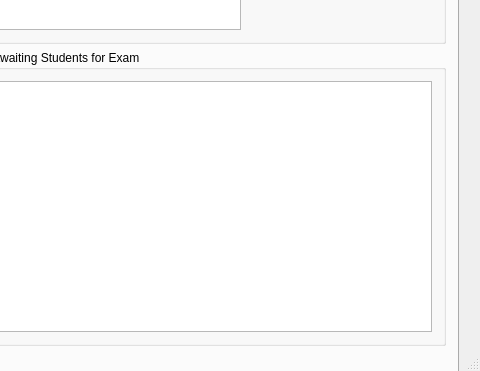
This is AIS_Login/AIS_MainWindow.ui in Holikma/Application_AIS as Qt 5 draws it before an edit; both pictures show x 544 to 1024 and y 349 to 720 of the 1024 by 720 pixel window. The edited form follows.
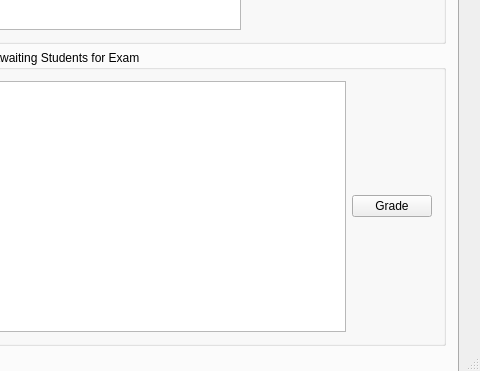
This is the edited form.

Diff of the .ui file:
```diff
--- a/AIS_Login/AIS_MainWindow.ui
+++ b/AIS_Login/AIS_MainWindow.ui
@@ -618,6 +618,13 @@
              <item>
               <widget class="QTableWidget" name="List_Awaiting_Students_for_Exam"/>
              </item>
+             <item>
+              <widget class="QPushButton" name="Button_Grade">
+               <property name="text">
+                <string>Grade</string>
+               </property>
+              </widget>
+             </item>
             </layout>
            </widget>
           </item>
```
